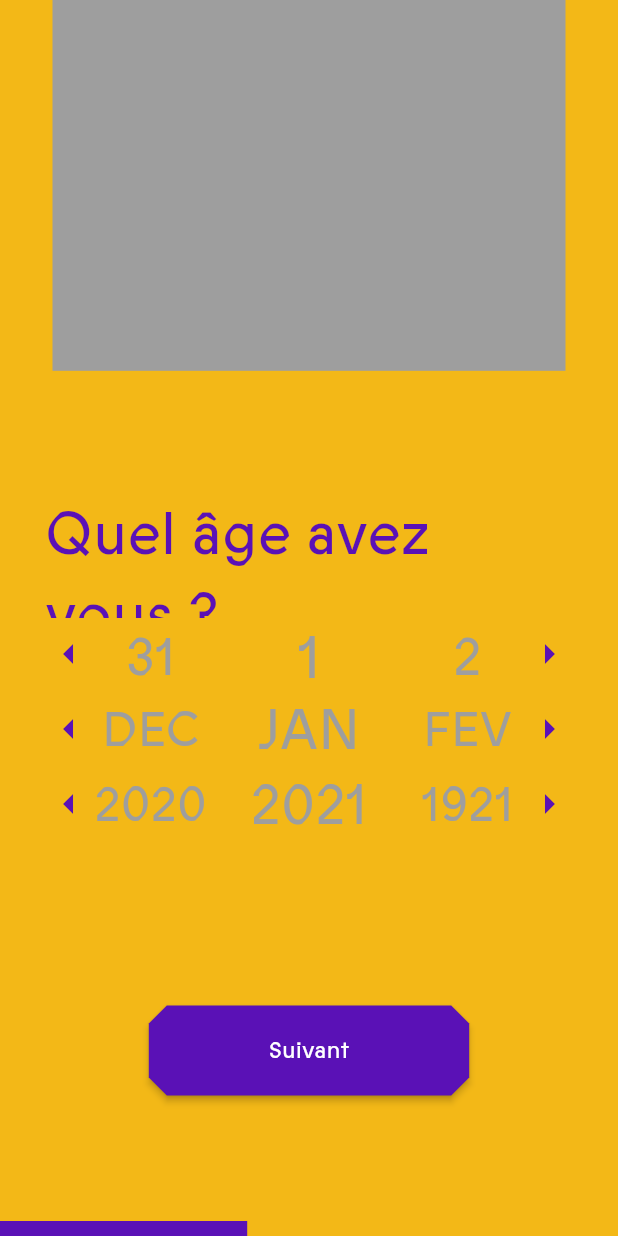
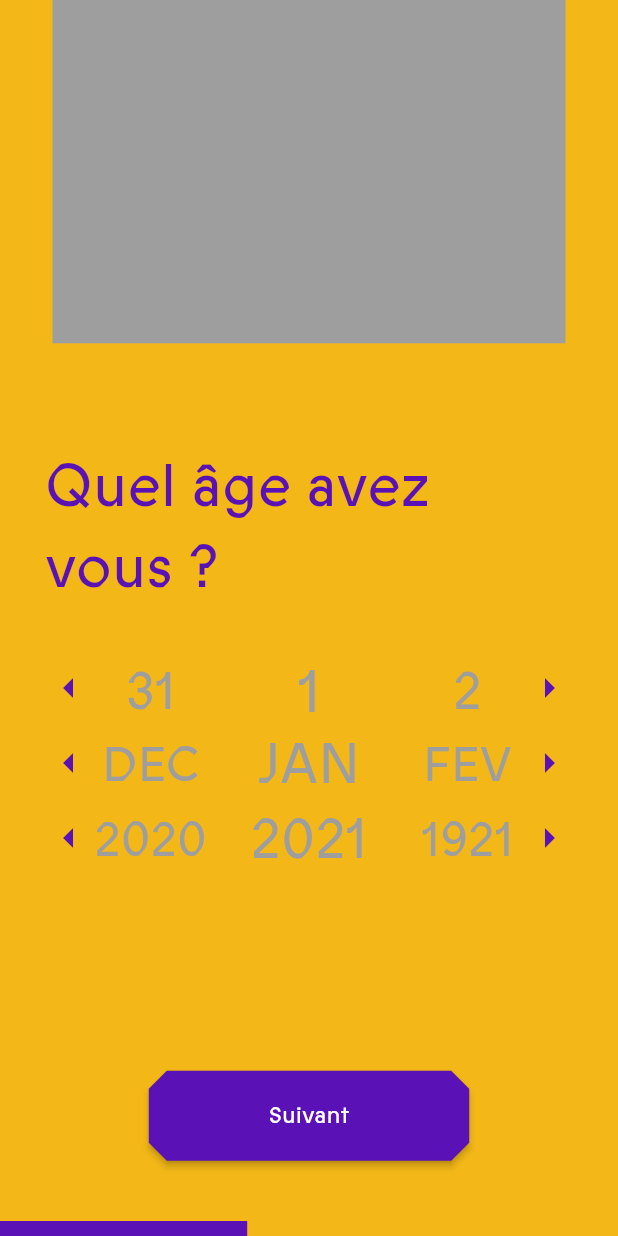
Before and after one commit to Explor-ea/exploreapp, a Flutter app: the screen it shows after launch, after a tap on "C'est parti !", on a phone screen of 412 x 824 dp. Run offline on Flutter 3.47's test engine with Material 2 defaults, Android fonts, the phone set to English and light mode, and no system bars; drawn by our look-alikes of carousel_slider; our stand-ins replace firebase_auth, firebase_core, flutter_map, latlong2, shared_preferences; accounts and stored records are empty; statements that could not run were skipped.

Commit message:
edit step 5 to layout it in flex arrange flex for steps

```diff
--- a/lib/explorea_colors.dart
+++ b/lib/explorea_colors.dart
@@ -3,4 +3,8 @@ import 'package:flutter/rendering.dart';
 class ExploreaColors {
   static const yellow = Color(0xffF3B817); // #F3B817
   static const purple = Color(0xff5A11B6); // #5A11B6
+
+  static const lightgrey = Color(0xffCECECE);
+  static const grey = Color(0xffF7F7F7);
+  static const darkGrey = Color(0xff757575);
 }
--- a/lib/pages/start_screens/newcomer.dart
+++ b/lib/pages/start_screens/newcomer.dart
@@ -112,9 +112,9 @@ class _NewcomerState extends State<Newcomer> {
       backgroundColor: ExploreaColors.yellow,
       body: Column(
         children: [
-          Expanded(flex: 3, child: buildImage()),
+          this.step < 5 ? Expanded(flex: 5, child: buildImage()) : Container(),
           Expanded(
-              flex: 6,
+              flex: this.step < 5 ? 12 : (12 + 5),
               child: Column(
                 children: [
                   Container(),
@@ -164,11 +164,11 @@ class _NewcomerState extends State<Newcomer> {
               child: Container(),
             ),
             Expanded(
-              flex: 1,
+              flex: 2,
               child: ExploreaTitle(text: "Explor'ea"),
             ),
             Expanded(
-              flex: 3,
+              flex: 4,
               child: Row(
                 children: [
                   Expanded(
@@ -234,11 +234,11 @@ class _NewcomerState extends State<Newcomer> {
               child: Container(),
             ),
             Expanded(
-              flex: 1,
+              flex: 2,
               child: ExploreaTitle(text: "Quel âge avez vous ?"),
             ),
             Expanded(
-              flex: 3,
+              flex: 4,
               child: Column(
                 children: [
                   Stack(
@@ -477,11 +477,11 @@ class _NewcomerState extends State<Newcomer> {
           children: [
             Expanded(flex: 1, child: Container()),
             Expanded(
-                flex: 1,
+                flex: 2,
                 child: ExploreaTitle(text: "La gestion de vos données")),
             // TODO: add padding bot, for this step and the others surely
             Expanded(
-                flex: 3,
+                flex: 4,
                 child: Column(
                   children: [
                     Expanded(
@@ -492,7 +492,7 @@ class _NewcomerState extends State<Newcomer> {
                       ),
                     ),
                     Padding(
-                      padding: const EdgeInsets.fromLTRB(0.0, 16, 0.0, 0.0),
+                      padding: const EdgeInsets.fromLTRB(0.0, 8, 0.0, 8.0),
                       child: Row(
                         children: [
                           ExploreaCheckbox(
@@ -519,6 +519,7 @@ class _NewcomerState extends State<Newcomer> {
               child: Center(
                 child: ExploreaBtnSquare(
                   text: "Suivant",
+                  width: 80.0,
                   onPressed: () {
                     if (this.agreedData == true)
                       setState(() {
@@ -540,17 +541,20 @@ class _NewcomerState extends State<Newcomer> {
           crossAxisAlignment: CrossAxisAlignment.start,
           mainAxisAlignment: MainAxisAlignment.end,
           children: [
-            Container(
-                width: 260.0,
-                child: ExploreaTitle(text: "Publicités personnalisées")),
-            SizedBox(height: 22.0),
-            Container(
-              width: 268,
-              height: 189,
-              child: Row(
+            Expanded(
+              flex: 1,
+              child: Container(),
+            ),
+            Expanded(
+              flex: 2,
+              child: ExploreaTitle(text: "Publicités personnalisées"),
+            ),
+            Expanded(
+              flex: 4,
+              child: Column(
                 children: [
                   Expanded(
-                    flex: 2,
+                    // flex: 2,
                     child: Scrollbar(
                       isAlwaysShown: true,
                       child: SingleChildScrollView(
@@ -561,7 +565,8 @@ class _NewcomerState extends State<Newcomer> {
               ),
             ),
             Padding(
-              padding: const EdgeInsets.fromLTRB(0.0, 16, 0.0, 0.0),
+              padding: const EdgeInsets.fromLTRB(0.0, 8, 0.0, 8.0),
+              child: Center(
                 child: Row(
                   children: [
                     ExploreaCheckbox(
@@ -580,30 +585,22 @@ class _NewcomerState extends State<Newcomer> {
                   ],
                 ),
               ),
-            Container(
-              height: 58,
             ),
-            Center(
-              child: ElevatedButton(
+            Expanded(
+              flex: 1,
+              child: Center(
+                child: ExploreaBtnSquare(
+                  text: "Suivant",
+                  width: 80.0,
                   onPressed: () {
-                  if (this.agreedAd == true)
+                    if (this.agreedData == true)
                       setState(() {
                         this.step = 5;
                       });
                   },
-                style: ElevatedButton.styleFrom(
-                  shape: CircleBorder(),
-                  primary: this.agreedAd != true
-                      ? Colors.grey
-                      : ExploreaColors.purple,
-                  minimumSize: Size(60.0, 60.0),
-                ),
-                child: Icon(Icons.arrow_right_alt, size: 32.0),
                 ),
               ),
-            Container(
-              height: 41,
-            )
+            ),
           ],
         );
 
@@ -616,11 +613,25 @@ class _NewcomerState extends State<Newcomer> {
           crossAxisAlignment: CrossAxisAlignment.start,
           mainAxisAlignment: MainAxisAlignment.end,
           children: [
+            Expanded(
+              flex: 3,
+              child: Center(
+                child: Row(
+                  mainAxisAlignment: MainAxisAlignment.start,
+                  children: [
                     Container(
                         width: 260.0,
-                child: ExploreaTitle(text: "Autorisations matérielles")),
+                        child:
+                            ExploreaTitle(text: "Autorisations matérielles")),
+                  ],
+                ),
+              ),
+            ),
             SizedBox(height: 22.0),
-            Column(
+
+            Expanded(
+              flex: 5,
+              child: Column(
                 children: [
                   Row(
                     children: [
@@ -658,7 +669,8 @@ class _NewcomerState extends State<Newcomer> {
                           onPressed: () {
                             setState(() {
                               this.prefAgreedMicro = !this.prefAgreedMicro;
-                            prefs?.setBool('microAgreed', this.prefAgreedMicro);
+                              prefs?.setBool(
+                                  'microAgreed', this.prefAgreedMicro);
                             });
                           },
                           disabled: this.prefAgreedMicro == false,
@@ -703,11 +715,11 @@ class _NewcomerState extends State<Newcomer> {
                   ),
                 ],
               ),
-            Container(
-              height: 58,
             ),
+
+            // Expanded(child: Container()),
             Center(
-              child: ElevatedButton(
+                child: ExploreaBtnSquare(
               onPressed: () {
                 if (this.prefAgreedGeo == true &&
                     this.prefAgreedMicro == true &&
@@ -715,21 +727,12 @@ class _NewcomerState extends State<Newcomer> {
                   Navigator.of(context).pushReplacement(MaterialPageRoute(
                       builder: (BuildContext context) => Cinematic()));
               },
-                style: ElevatedButton.styleFrom(
-                  shape: CircleBorder(),
-                  primary: (this.prefAgreedGeo == true &&
-                          this.prefAgreedMicro == true &&
-                          this.prefAgreedCamera)
-                      ? ExploreaColors.purple
-                      : Colors.grey,
-                  minimumSize: Size(60.0, 60.0),
-                ),
-                child: Icon(Icons.arrow_right_alt, size: 32.0),
-              ),
-            ),
-            Container(
-              height: 41,
-            )
+              text: "C'est parti !",
+              width: 80.0,
+              disabled: this.prefAgreedGeo == false ||
+                  this.prefAgreedMicro == false ||
+                  this.prefAgreedCamera == false,
+            )),
           ],
         );
 
--- a/lib/wigets/explorea_btn_square.dart
+++ b/lib/wigets/explorea_btn_square.dart
@@ -29,12 +29,14 @@ class ExploreaBtnSquare extends StatelessWidget {
         ),
         shape:
             BeveledRectangleBorder(borderRadius: BorderRadius.circular(12.0)),
-        primary: this.disabled == true ? Colors.grey : ExploreaColors.purple,
+        primary: this.disabled ? ExploreaColors.grey : ExploreaColors.purple,
         minimumSize: this.minimumSize,
       ),
       child: Text(
         this.text,
-        style: TextStyle(fontSize: 16.0),
+        style: TextStyle(
+            fontSize: 16.0,
+            color: this.disabled ? ExploreaColors.darkGrey : null),
       ),
     );
   }
```
Lines whose indentation alone changed are shown as unchanged.
